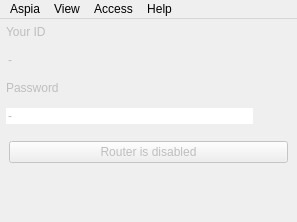
First picture: the form in source/host/ui/host_window.ui, repository dchapyshev/aspia, before the edit.
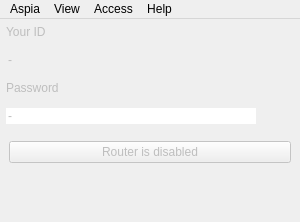
Second picture: the form after the edit. Icons and pictures are not drawn.

Commit message: Increase minimal size.

What changed in the file:
```diff
--- a/source/host/ui/host_window.ui
+++ b/source/host/ui/host_window.ui
@@ -6,7 +6,7 @@
    <rect>
     <x>0</x>
     <y>0</y>
-    <width>297</width>
+    <width>300</width>
     <height>222</height>
    </rect>
   </property>
@@ -18,7 +18,7 @@
   </property>
   <property name="minimumSize">
    <size>
-    <width>250</width>
+    <width>300</width>
     <height>0</height>
    </size>
   </property>
@@ -232,8 +232,8 @@
     <rect>
      <x>0</x>
      <y>0</y>
-     <width>297</width>
-     <height>26</height>
+     <width>300</width>
+     <height>21</height>
     </rect>
    </property>
    <widget class="QMenu" name="menu_aspia">
```
